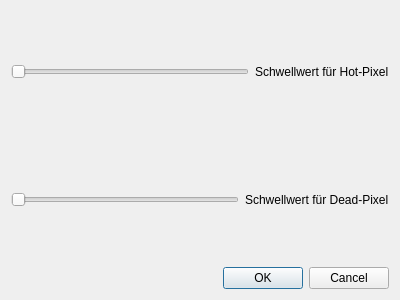
This is einstellungenSuchen.ui in TrandyAndy/Bad-Pixel as Qt 5 draws it before an edit. The edited form follows.
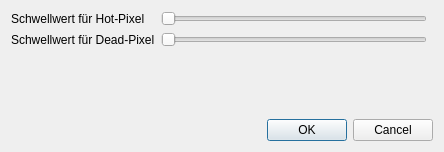
This is the edited form.

The edit to the form file:
```diff
--- a/einstellungenSuchen.ui
+++ b/einstellungenSuchen.ui
@@ -6,51 +6,43 @@
    <rect>
     <x>0</x>
     <y>0</y>
-    <width>400</width>
-    <height>300</height>
+    <width>444</width>
+    <height>152</height>
    </rect>
   </property>
   <property name="windowTitle">
    <string>Weitere Einstellungen für Suchalgorithmus</string>
   </property>
-  <layout class="QVBoxLayout" name="verticalLayout">
-   <item>
-    <layout class="QHBoxLayout" name="horizontalLayout">
-     <item>
-      <widget class="QSlider" name="horizontalSlider">
-       <property name="orientation">
-        <enum>Qt::Horizontal</enum>
-       </property>
-      </widget>
-     </item>
-     <item>
-      <widget class="QLabel" name="label">
-       <property name="text">
-        <string>Schwellwert für Hot-Pixel</string>
-       </property>
-      </widget>
-     </item>
-    </layout>
-   </item>
-   <item>
-    <layout class="QHBoxLayout" name="horizontalLayout_2">
-     <item>
+  <layout class="QGridLayout" name="gridLayout">
+   <item row="1" column="1">
       <widget class="QSlider" name="horizontalSlider_2">
        <property name="orientation">
         <enum>Qt::Horizontal</enum>
        </property>
       </widget>
      </item>
-     <item>
+   <item row="1" column="0">
       <widget class="QLabel" name="label_2">
        <property name="text">
         <string>Schwellwert für Dead-Pixel</string>
        </property>
       </widget>
      </item>
-    </layout>
+   <item row="0" column="1">
+    <widget class="QSlider" name="horizontalSlider">
+     <property name="orientation">
+      <enum>Qt::Horizontal</enum>
+     </property>
+    </widget>
    </item>
-   <item>
+   <item row="0" column="0">
+    <widget class="QLabel" name="label">
+     <property name="text">
+      <string>Schwellwert für Hot-Pixel</string>
+     </property>
+    </widget>
+   </item>
+   <item row="4" column="1" colspan="2">
     <widget class="QDialogButtonBox" name="buttonBox">
      <property name="orientation">
       <enum>Qt::Horizontal</enum>
@@ -60,6 +52,19 @@
      </property>
     </widget>
    </item>
+   <item row="3" column="1">
+    <spacer name="verticalSpacer">
+     <property name="orientation">
+      <enum>Qt::Vertical</enum>
+     </property>
+     <property name="sizeHint" stdset="0">
+      <size>
+       <width>20</width>
+       <height>40</height>
+      </size>
+     </property>
+    </spacer>
+   </item>
   </layout>
  </widget>
  <resources/>
```
Lines whose indentation alone changed are shown as unchanged.
